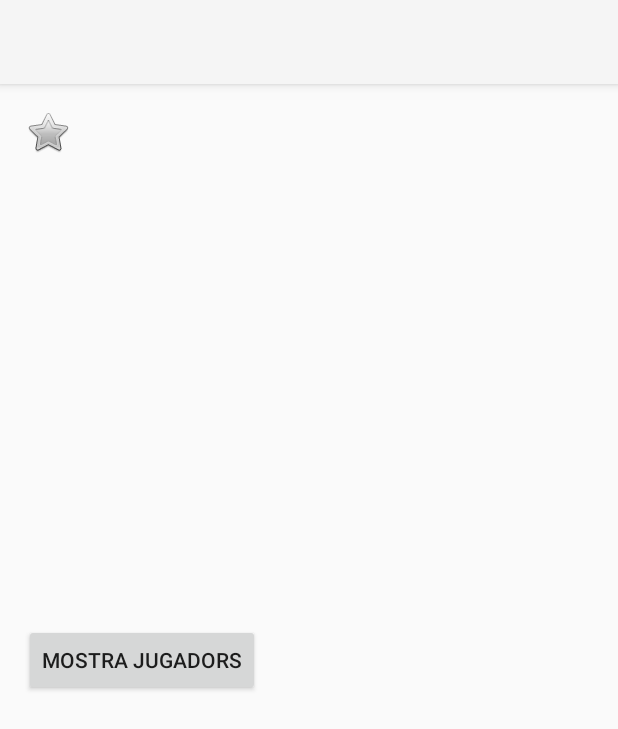
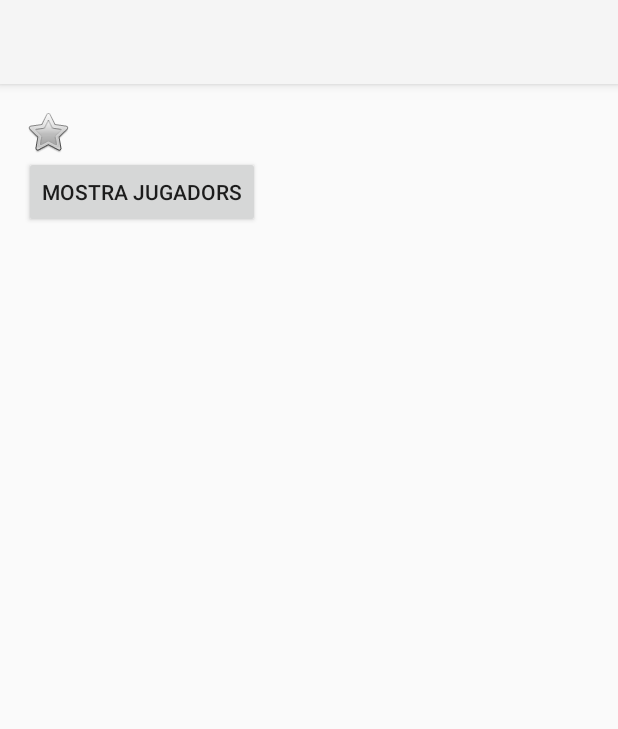
Before and after one commit to xerpi/IDI-Campionatdelliga, an Android app: the MostraEquip screen opened directly, with no data from a screen before it, on a phone screen of 412 x 824 dp. Shown: the top 729 px of the screen. Run offline under Robolectric (Android 15) with nearby library versions, the phone set to English and light mode, and no system bars.

Commit message:
Utils image picker

```diff
--- a/app/src/main/AndroidManifest.xml
+++ b/app/src/main/AndroidManifest.xml
@@ -1,6 +1,8 @@
 <?xml version="1.0" encoding="utf-8"?>
 <manifest package="edu.upc.fib.idi.sergigranell.campionatdelliga"
           xmlns:android="http://schemas.android.com/apk/res/android">
+
+    <uses-permission android:name="android.permission.READ_EXTERNAL_STORAGE" />
 
     <application
         android:allowBackup="true"
@@ -28,9 +30,6 @@
             android:name=".MostraEquip"
             android:label="@string/title_activity_mostra_equip">
         </activity>
-        <activity
-            android:name=".ImagePickerActivity">
-        </activity>
     </application>
 
 </manifest>
--- a/app/src/main/res/layout/activity_mostra_equip.xml
+++ b/app/src/main/res/layout/activity_mostra_equip.xml
@@ -9,6 +9,15 @@
     android:paddingRight="@dimen/activity_horizontal_margin"
     android:paddingTop="@dimen/activity_vertical_margin"
     tools:context="edu.upc.fib.idi.sergigranell.campionatdelliga.MostraEquip">
+
+    <ScrollView
+        android:layout_width="fill_parent"
+        android:layout_height="fill_parent"
+        android:id="@+id/scrollView">
+
+        <RelativeLayout
+            android:layout_width="match_parent"
+            android:layout_height="match_parent">
 
             <ImageView
                 android:layout_width="wrap_content"
@@ -22,6 +31,10 @@
                 android:layout_height="wrap_content"
                 android:text="Mostra jugadors"
                 android:id="@+id/button_mostra_jugadors"
-        android:layout_centerVertical="true"
+                android:layout_below="@+id/imageview_escut_equip"
                 android:layout_alignParentStart="true"/>
+
         </RelativeLayout>
+    </ScrollView>
+
+</RelativeLayout>
```
Also changed, not shown: app/src/main/java/edu/upc/fib/idi/sergigranell/campionatdelliga/ImagePickerActivity.java (deleted, +0 -62 lines), app/src/main/java/edu/upc/fib/idi/sergigranell/campionatdelliga/MostraEquip.java (+17 -7 lines), app/src/main/java/edu/upc/fib/idi/sergigranell/campionatdelliga/Utils.java (+30 -0 lines). Lines whose indentation alone changed are shown as unchanged.
